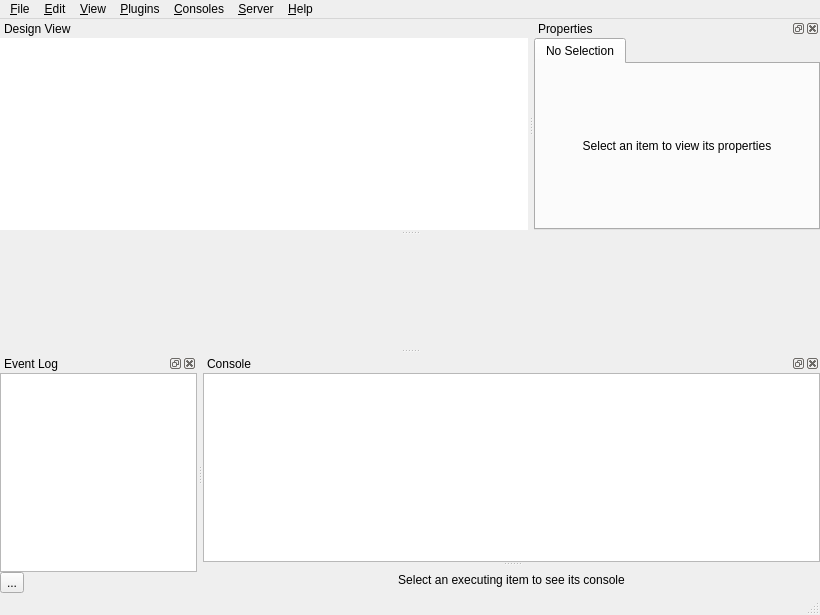
Old version of the form spinetoolbox/ui/mainwindow.ui in the repository spine-tools/Spine-Toolbox.
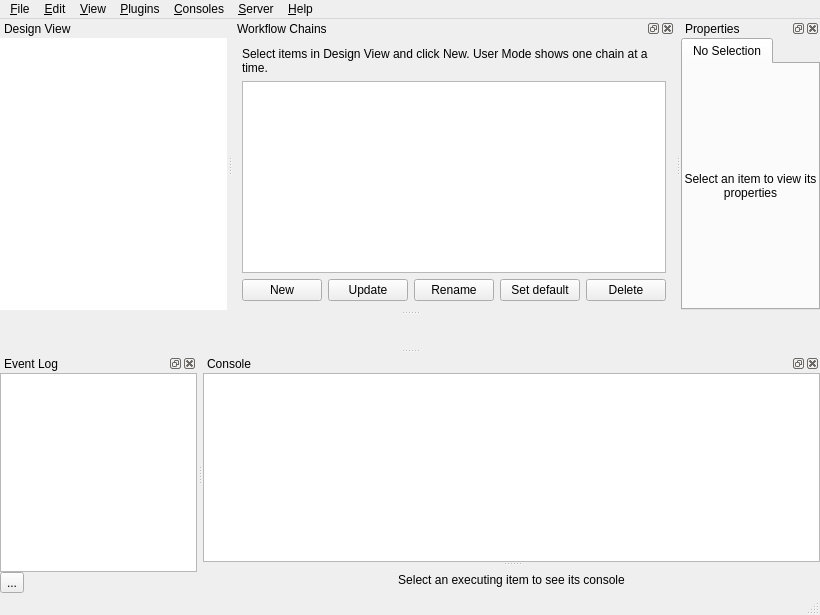
New version of the form. Icons and pictures are not drawn. Custom widgets are drawn as their Qt base class.

Commit message: added chain possibility

The edit to the form file:
```diff
--- a/spinetoolbox/ui/mainwindow.ui
+++ b/spinetoolbox/ui/mainwindow.ui
@@ -349,6 +349,79 @@
     </layout>
    </widget>
   </widget>
+  <widget class="QDockWidget" name="dockWidget_chains">
+   <property name="windowTitle">
+    <string>Workflow Chains</string>
+   </property>
+   <attribute name="dockWidgetArea">
+    <number>4</number>
+   </attribute>
+   <widget class="QWidget" name="dockWidgetContents_chains">
+    <layout class="QVBoxLayout" name="verticalLayout_chains">
+     <item>
+      <widget class="QLabel" name="label_chains_help">
+       <property name="text">
+        <string>Select items in Design View and click New. User Mode shows one chain at a time.</string>
+       </property>
+       <property name="wordWrap">
+        <bool>true</bool>
+       </property>
+      </widget>
+     </item>
+     <item>
+      <widget class="QListWidget" name="listWidget_chains"/>
+     </item>
+     <item>
+      <layout class="QHBoxLayout" name="horizontalLayout_chains">
+       <item>
+        <widget class="QPushButton" name="pushButton_chain_new">
+         <property name="toolTip">
+          <string>Create a chain from the items selected in Design View</string>
+         </property>
+         <property name="text">
+          <string>New</string>
+         </property>
+        </widget>
+       </item>
+       <item>
+        <widget class="QPushButton" name="pushButton_chain_update">
+         <property name="toolTip">
+          <string>Replace the chain's items with the items selected in Design View</string>
+         </property>
+         <property name="text">
+          <string>Update</string>
+         </property>
+        </widget>
+       </item>
+       <item>
+        <widget class="QPushButton" name="pushButton_chain_rename">
+         <property name="text">
+          <string>Rename</string>
+         </property>
+        </widget>
+       </item>
+       <item>
+        <widget class="QPushButton" name="pushButton_chain_default">
+         <property name="toolTip">
+          <string>The default chain is shown first in User Mode</string>
+         </property>
+         <property name="text">
+          <string>Set default</string>
+         </property>
+        </widget>
+       </item>
+       <item>
+        <widget class="QPushButton" name="pushButton_chain_delete">
+         <property name="text">
+          <string>Delete</string>
+         </property>
+        </widget>
+       </item>
+      </layout>
+     </item>
+    </layout>
+   </widget>
+  </widget>
   <widget class="QDockWidget" name="dockWidget_item">
    <property name="minimumSize">
     <size>
```
The commit also changes 9 other files.
